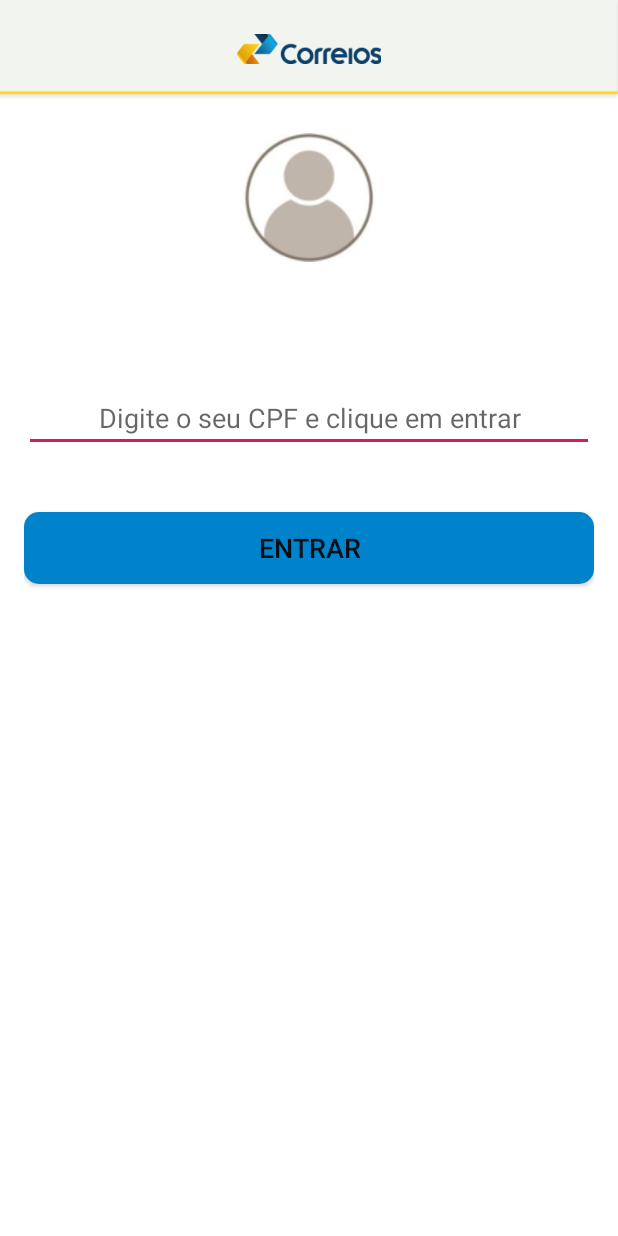
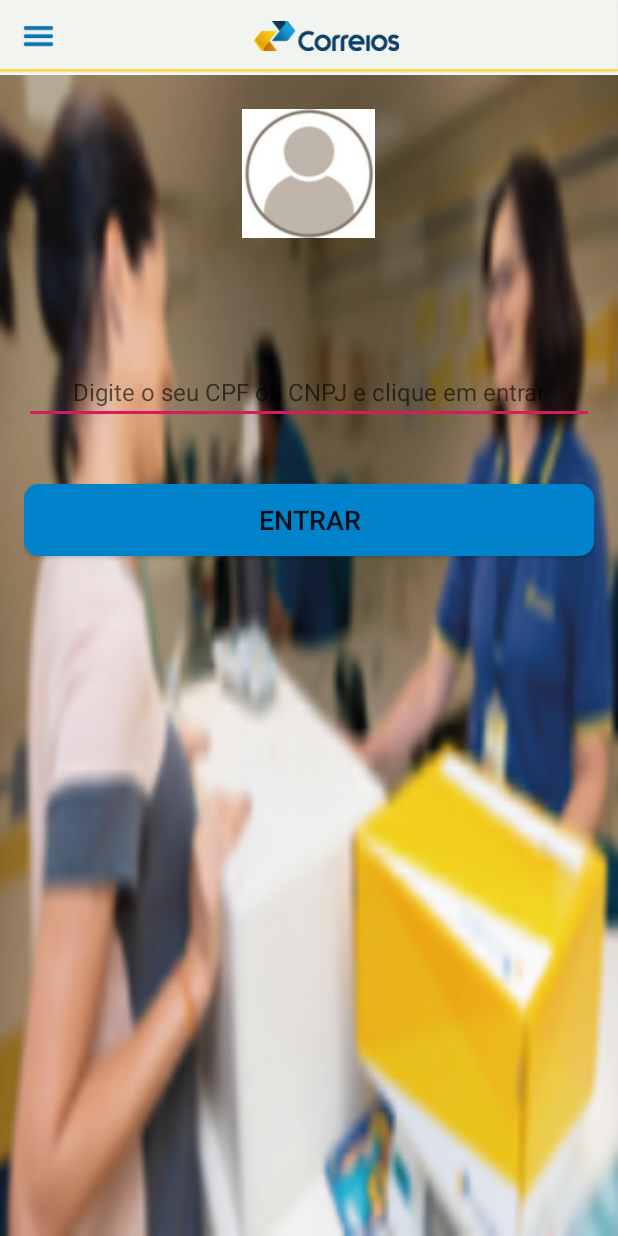
Before and after one commit to marcoacsena/appdigital, an Android app: the screen it shows after launch (LoginActivity), on a phone screen of 412 x 824 dp. Run offline under Robolectric (Android 15) with nearby library versions, the phone set to English and light mode, and no system bars.

Commit message:
Revisando telas!

```diff
--- a/app/src/main/res/layout/activity_login.xml
+++ b/app/src/main/res/layout/activity_login.xml
@@ -11,15 +11,25 @@
 
     <LinearLayout
         android:layout_width="match_parent"
+        android:layout_height="50dp"
+        android:layout_weight="0"
+        android:orientation="horizontal"
+        android:background="@drawable/linha_amarela"
+        android:padding="14dp">
+
+        <Button
+        android:id="@+id/btnVoltarTelaListaDeMensagens"
+        android:layout_width="10dp"
         android:layout_height="20dp"
-        android:layout_weight="1"
-        android:background="@drawable/linha_amarela"
-        android:gravity="center">
+        android:layout_weight="0.6"
+        android:background="@drawable/menu"
+        android:onClick="menu" />
 
         <ImageView
             android:layout_width="wrap_content"
             android:layout_height="20dp"
             android:src="@drawable/logo_correios"
+            android:layout_weight="8"
 
             />
 
@@ -27,42 +37,43 @@
 
     <LinearLayout
         android:layout_width="match_parent"
-        android:layout_height="wrap_content"
+        android:layout_height="50dp"
         android:layout_weight="9"
+        android:background="@drawable/fundo_tela_login_ver_dois"
         android:orientation="vertical"
         android:padding="16dp">
 
 
         <ImageView
+            android:id="@+id/imgUsuario"
             android:layout_width="40pt"
             android:layout_height="40pt"
+            android:layout_gravity="center"
             android:layout_marginTop="5dp"
-            android:layout_gravity="center"
             android:src="@drawable/user"
-            android:id="@+id/imgUsuario"
 
             />
 
         <EditText
+            android:id="@+id/editCpf"
             android:layout_width="match_parent"
             android:layout_height="wrap_content"
             android:layout_marginTop="80dp"
             android:gravity="center"
+            android:hint="Digite o seu CPF ou CNPJ e clique em entrar"
             android:inputType="number"
-            android:hint="Digite o seu CPF e clique em entrar"
-            android:textSize="18sp"
-            android:id="@+id/editCpf"
+            android:textSize="16sp"
 
             />
 
         <Button
+            android:id="@+id/btnAcessarListaMensagens"
+            style="@style/button"
             android:layout_width="match_parent"
             android:layout_height="wrap_content"
             android:layout_marginTop="40dp"
-            style="@style/button"
             android:text="Entrar"
-            android:textSize="18sp"
-            android:id="@+id/btnAcessarListaMensagens"/>
+            android:textSize="18sp" />
 
     </LinearLayout>
 
```
Also changed, not shown: app/src/main/java/br/com/marcoapps/appdigital/view/NotificacaoActivity.java (+8 -4 lines), app/src/main/java/br/com/marcoapps/appdigital/view/RecyclerViewMensagemActivity.java (+39 -0 lines), app/src/main/res/layout/activity_notificacao.xml (+66 -14 lines), app/src/main/res/values/strings.xml (+15 -0 lines), app/src/main/res/drawable/fundo_tela_login.png (added), app/src/main/res/drawable/fundo_tela_login_ver_dois.png (added), app/src/main/res/drawable/menu.png (added), app/src/main/res/drawable/rodape_linha_vermelha.png (added).
